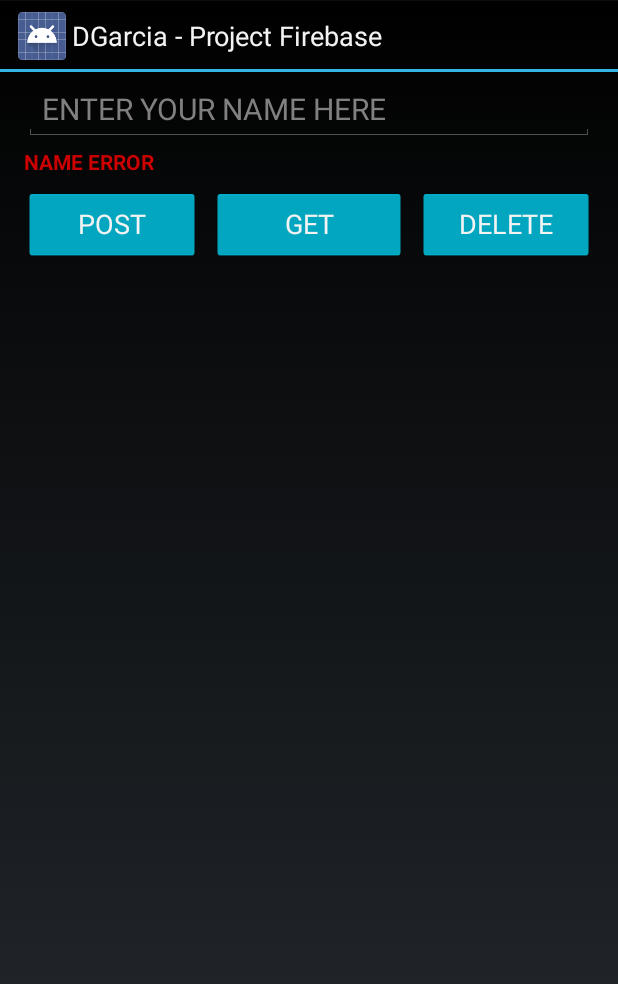
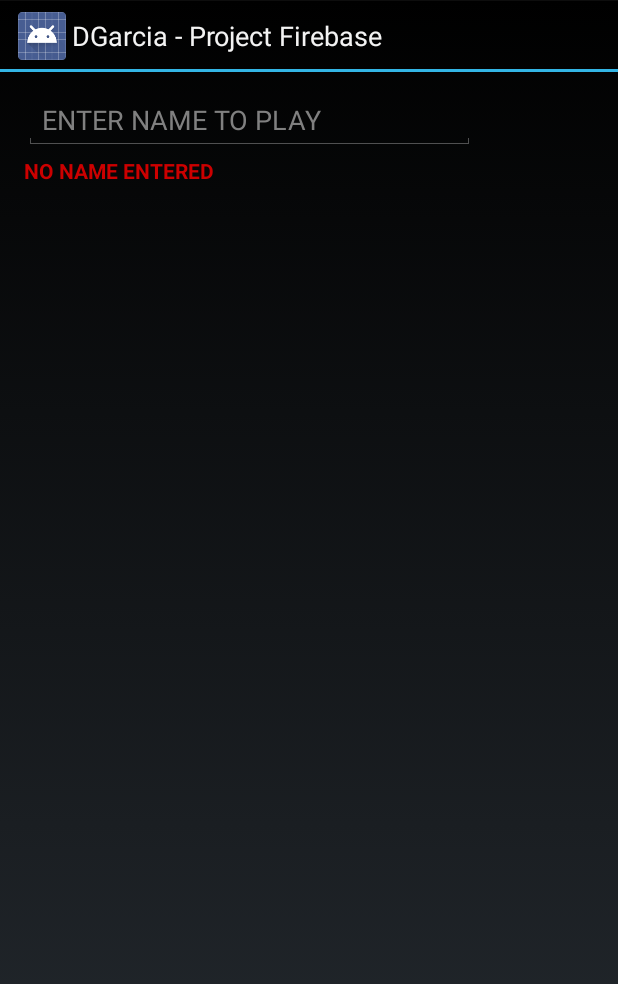
Before and after one commit to dgghun/Regis_ProjectFirebase, an Android app: the screen it shows after launch (MainActivity), on a phone screen of 412 x 824 dp. Shown: the top 984 px of the screen. Run offline under Robolectric (Android 15) with nearby library versions, the phone set to English and light mode, and no system bars; our stand-ins replace Firebase (no records; nobody signed in at launch, a user with empty details on screens opened directly); 7 statements that could not run were skipped.

Commit message:
Finished TextInput error. need to clean up and comment code.

```diff
--- a/Project_Firebase/app/src/main/java/com/dgarcia/project_firebase/view_logic/MainFragment.java
+++ b/Project_Firebase/app/src/main/java/com/dgarcia/project_firebase/view_logic/MainFragment.java
@@ -1,6 +1,7 @@
 package com.dgarcia.project_firebase.view_logic;
 
 
+import android.app.Activity;
 import android.app.ProgressDialog;
 import android.content.BroadcastReceiver;
 import android.content.Context;
@@ -12,12 +13,18 @@ import android.os.Bundle;
 import android.support.v4.app.Fragment;
 import android.support.v7.widget.*;
 import android.support.v7.widget.DividerItemDecoration;
+import android.text.Editable;
+import android.text.InputFilter;
+import android.text.TextWatcher;
 import android.text.format.DateFormat;
 import android.view.LayoutInflater;
 import android.view.View;
 import android.view.ViewGroup;
+import android.view.WindowManager;
+import android.view.inputmethod.InputMethodManager;
 import android.widget.Button;
 import android.widget.EditText;
+import android.widget.TextView;
 import android.widget.Toast;
 
 import com.dgarcia.project_firebase.R;
@@ -39,8 +46,10 @@ public class MainFragment extends Fragment{
     private Button mPostButton;
     private Button mGetButton;
     private Button mDeleteButton;
+    private Button mDoneButton;
     private TestObject testObject;
-    private EditText mName;
+    private EditText mNameEditText;
+    private TextView mErrorLabel;
     private View view;
 
     //Firebase API variables
@@ -84,9 +93,10 @@ public class MainFragment extends Fragment{
 
         setUpRecyclerListener();    // Method that sets up the Recycler Listener
         setUpButtons();             // Method that sets up button listeners
+//        launchFirebaseService(FirebaseIntentService.PARAM_ACTION_FIREBASE_START); // Start Firebase
         setUpEditTextListener();    // Listenes for Name input
 
-        launchFirebaseService(FirebaseIntentService.PARAM_ACTION_FIREBASE_START); // Start Firebase
+
 
         return view;
     } // END OF onCreate()
@@ -174,13 +184,90 @@ public class MainFragment extends Fragment{
     }//END OF hideButtons()
 
 
+    /** hideKeyboard()
+     *
+     */
+    public void hideKeyboard(){
+        InputMethodManager imm = (InputMethodManager) view.getContext().getSystemService(Activity.INPUT_METHOD_SERVICE);
+        imm.toggleSoftInput(InputMethodManager.HIDE_IMPLICIT_ONLY, 0);
+    }
+
+
     /** setupEditTextListener()
      *
      */
     public void setUpEditTextListener() {
-        mName = (EditText)view.findViewById(R.id.editTxt_enter_your_name);
+        mDoneButton = (Button) view.findViewById(R.id.button_DONE);
+        mNameEditText = (EditText)view.findViewById(R.id.editTxt_enter_your_name);
+        mErrorLabel = (TextView)view.findViewById(R.id.textView_error_name);
+        final String noName = "No name entered.";
+        final String need3Letters = "Name must be at least 3 characters.";
+        final String noSpaces = "no spaces allowed.";
+
+        mDoneButton.setVisibility(View.INVISIBLE);
+        hideButtons(true);
+
+        // Used to monitor input of name
+        final TextWatcher textWatcher = new TextWatcher() {
+            @Override// Before text is changed
+            public void beforeTextChanged(CharSequence s, int start, int count, int after) { }
+            @Override
+            public void onTextChanged(CharSequence s, int start, int before, int count) { // executes every time a character is added/removed
+                String str = s.toString();
+                if(str.length() > 0 &&  str.contains(" ")){
+                    mErrorLabel.setText(noSpaces);
+                    mErrorLabel.setVisibility(View.VISIBLE);
+                    mDoneButton.setVisibility(View.INVISIBLE);
+                } else if(str.length() == 0) {
+                    mErrorLabel.setText(noName);
+                    mErrorLabel.setVisibility(View.VISIBLE);
+                    mDoneButton.setVisibility(View.INVISIBLE);
+                }else if(str.length() >= 1 && str.length() <= 2) {
+                    mErrorLabel.setText(need3Letters);
+                    mErrorLabel.setVisibility(View.VISIBLE);
+                    mDoneButton.setVisibility(View.INVISIBLE);
+                }else if(str.length() >= 3){
+                    mErrorLabel.setVisibility(View.INVISIBLE);
+                    mDoneButton.setVisibility(View.VISIBLE);
+                }
+            }
+
+            @Override // when focus is leaves edit text AND there is a change
+            public void afterTextChanged(Editable s) {}
+        };
+
+
+        mNameEditText.setOnFocusChangeListener(new View.OnFocusChangeListener() {
+            @Override
+            public void onFocusChange(View v, boolean hasFocus) {
+
+                if(hasFocus){
+                    mNameEditText.addTextChangedListener(textWatcher);
+                }else{
+                    mNameEditText.removeTextChangedListener(textWatcher);
+                }
+            }
+        });
+
+        mDoneButton.setOnClickListener(new View.OnClickListener() {
+            @Override
+            public void onClick(View v) {
+                hideKeyboard();
+                String s = "Playing as " + mNameEditText.getText().toString();
+                mNameEditText.setFilters(new InputFilter[]{ new InputFilter.LengthFilter(s.length())});
+                mNameEditText.setText(s);
+                mNameEditText.setFocusable(false);
+                mDoneButton.setVisibility(View.INVISIBLE);
+                mErrorLabel.setVisibility(View.INVISIBLE);
+
+                launchFirebaseService(FirebaseIntentService.PARAM_ACTION_FIREBASE_START); // Start Firebase
+                hideButtons(false);
+                updateRecyclerView("   Ready...");
+            }
+        });
 
     }
+
 
 
     /** setUpButtons()
--- a/Project_Firebase/app/src/main/res/layout/fragment_main.xml
+++ b/Project_Firebase/app/src/main/res/layout/fragment_main.xml
@@ -1,29 +1,48 @@
 <?xml version="1.0" encoding="utf-8"?>
+<!-- focusableInTouchMode used to start app with EditText not in focus-->
 <LinearLayout xmlns:android="http://schemas.android.com/apk/res/android"
     android:layout_width="match_parent"
     android:layout_height="match_parent"
-    xmlns:app="http://schemas.android.com/apk/res-auto"
     android:orientation="vertical"
     android:animateLayoutChanges="true"
+    android:focusableInTouchMode="true"
     >
 
-    <EditText android:id="@+id/editTxt_enter_your_name"
+    <LinearLayout
         android:layout_width="match_parent"
         android:layout_height="wrap_content"
-        android:layout_marginLeft="16dp"
-        android:layout_marginRight="16dp"
-        android:layout_marginBottom="4dp"
-        android:layout_marginTop="4dp"
-        android:textColor="@android:color/holo_orange_light"
-        android:textSize="20sp"
-        android:hint="@string/str_main_edit_text_label"
-        />
+        android:orientation="horizontal"
+        >
+        <EditText android:id="@+id/editTxt_enter_your_name"
+            android:layout_width="match_parent"
+            android:layout_height="wrap_content"
+            android:layout_marginLeft="16dp"
+            android:layout_marginRight="4dp"
+            android:layout_marginTop="8dp"
+            android:textColor="@android:color/holo_orange_light"
+            android:hint="@string/str_main_edit_text_label"
+            android:layout_weight="1"
+            android:inputType="textCapCharacters"
+            android:maxLength="10"
+            />
+        <Button android:id="@+id/button_DONE"
+            android:layout_width="wrap_content"
+            android:layout_height="wrap_content"
+            android:layout_marginLeft="4dp"
+            android:layout_marginRight="16dp"
+            android:layout_marginTop="8dp"
+            android:backgroundTint="@color/green"
+            android:text="@string/str_done_button"
+            android:layout_weight="0"
+            />
+    </LinearLayout>
+
     <TextView android:id="@+id/textView_error_name"
         android:layout_width="match_parent"
         android:layout_height="wrap_content"
         android:layout_marginLeft="16dp"
         android:layout_marginRight="16dp"
-        android:layout_marginBottom="4dp"
+
 
         android:textAlignment="gravity"
         android:text="@string/str_name_error"
--- a/Project_Firebase/app/src/main/res/values/strings.xml
+++ b/Project_Firebase/app/src/main/res/values/strings.xml
@@ -1,6 +1,6 @@
 <resources>
     <string name="str_app_name">DGarcia - Project Firebase</string>
-    <string name="str_main_edit_text_label">ENTER YOUR NAME HERE</string>
+    <string name="str_main_edit_text_label">ENTER NAME TO PLAY</string>
     <string name="str_post_button">POST</string>
     <string name="str_get_button">GET</string>
     <string name="str_delete_button">DELETE</string>
@@ -9,5 +9,6 @@
     <string name="str_recycler_info_id">ID:</string>
     <string name="str_recycler_info_date">DATE:</string>
     <string name="str_recycler_info_name">NAME:</string>
-    <string name="str_name_error">NAME ERROR</string>
+    <string name="str_name_error">NO NAME ENTERED</string>
+    <string name="str_done_button">DONE</string>
 </resources>
```
